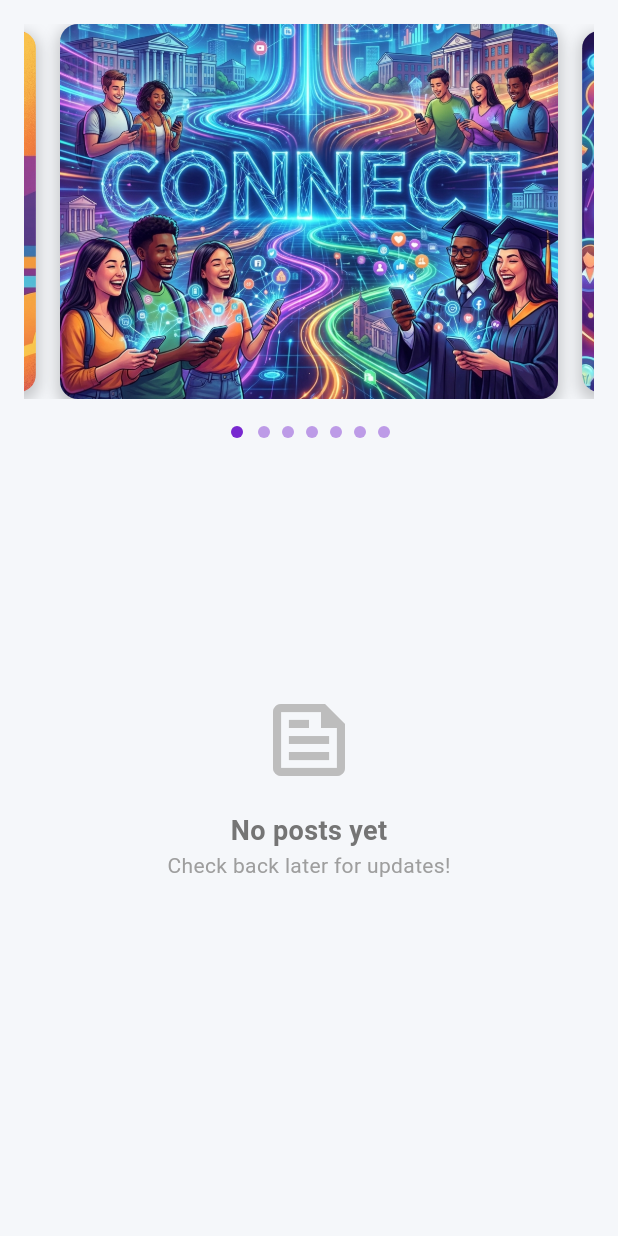
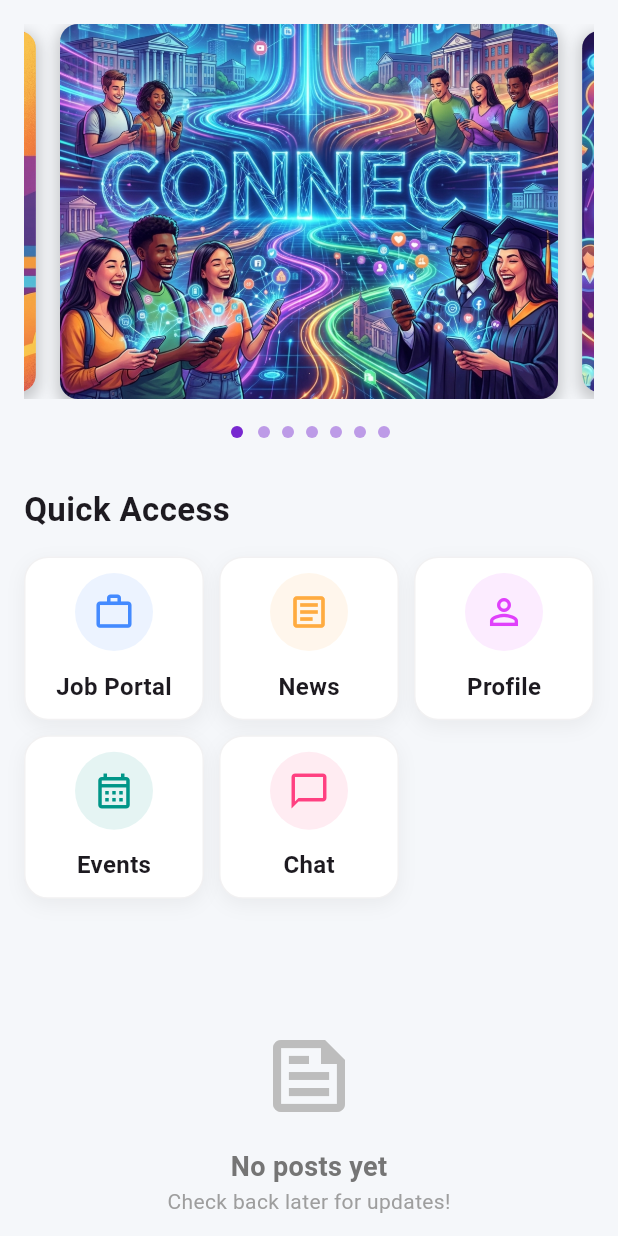
Before and after one commit to JAYASIMMA/ccet_alumini_app, a Flutter app: the FeedTab screen opened directly, on a phone screen of 412 x 824 dp. Run offline on Flutter 3.47's test engine with Material 3 defaults, Android fonts, the phone set to English and light mode, and no system bars; drawn by our look-alikes of carousel_slider; our stand-ins replace auto_size_text, image_picker, shared_preferences; accounts and stored records are empty; network calls fail.

Commit message:
feat: implement FeedTab with carousel banner and quick access grid for navigation

```diff
--- a/lib/screens/tabs/feed_tab.dart
+++ b/lib/screens/tabs/feed_tab.dart
@@ -1,5 +1,10 @@
 import 'package:carousel_slider/carousel_slider.dart';
+import 'package:ccet_alumini_app/screens/secondary/chat_screen.dart';
 import 'package:ccet_alumini_app/screens/secondary/add_post_screen.dart';
+import 'package:ccet_alumini_app/screens/secondary/jobs_screen.dart';
+import 'package:ccet_alumini_app/screens/secondary/news_screen.dart';
+import 'package:ccet_alumini_app/screens/tabs/events_tab.dart';
+import 'package:ccet_alumini_app/screens/tabs/profile_tab.dart';
 import 'package:ccet_alumini_app/services/api_service.dart';
 import 'package:ccet_alumini_app/services/auth_service.dart';
 import 'package:flutter/material.dart';
@@ -48,10 +53,13 @@ class _FeedTabState extends State<FeedTab> {
             onRefresh: _refreshPosts,
             child: ListView.builder(
               padding: const EdgeInsets.all(16),
+              // Carousel(0) (includes Grid), Empty(1) or Posts(1..N).
               itemCount: posts.isEmpty ? 2 : posts.length + 1,
               itemBuilder: (context, index) {
+                // --- 1. Header: Carousel + Quick Access ---
                 if (index == 0) {
                   return Column(
+                    crossAxisAlignment: CrossAxisAlignment.start,
                     children: [
                       CarouselSlider(
                         options: CarouselOptions(
@@ -143,7 +151,93 @@ class _FeedTabState extends State<FeedTab> {
                               );
                             }).toList(),
                       ),
+                      // --- Quick Access Grid (Moved here) ---
+                      const Padding(
+                        padding: EdgeInsets.fromLTRB(0, 24, 0, 16),
+                        child: Text(
+                          "Quick Access",
+                          style: TextStyle(
+                            fontSize: 22,
+                            fontWeight: FontWeight.bold,
+                          ),
+                        ),
+                      ),
+                      GridView.count(
+                        shrinkWrap: true,
+                        physics: const NeverScrollableScrollPhysics(),
+                        crossAxisCount: 3, // Increased to 3 to fit more items
+                        crossAxisSpacing: 10,
+                        mainAxisSpacing: 10,
+                        childAspectRatio: 1.1,
+                        children: [
+                          _buildGridCard(
+                            context,
+                            "Job Portal",
+                            Icons.work_outline,
+                            Colors.blueAccent,
+                            () => Navigator.push(
+                              context,
+                              MaterialPageRoute(
+                                builder: (context) => const JobsScreen(),
+                              ),
+                            ),
+                          ),
+                          _buildGridCard(
+                            context,
+                            "News",
+                            Icons.article_outlined,
+                            Colors.orangeAccent,
+                            () => Navigator.push(
+                              context,
+                              MaterialPageRoute(
+                                builder: (context) => const NewsScreen(),
+                              ),
+                            ),
+                          ),
+                          _buildGridCard(
+                            context,
+                            "Profile",
+                            Icons.person_outline,
+                            Colors.purpleAccent,
+                            // Navigate to ProfileTab (view mode)
+                            () => Navigator.push(
+                              context,
+                              MaterialPageRoute(
+                                builder: (context) =>
+                                    Scaffold(body: ProfileTab()),
+                              ),
+                            ),
+                          ),
+                          _buildGridCard(
+                            context,
+                            "Events",
+                            Icons.calendar_month_outlined,
+                            Colors.teal,
+                            // Navigate to EventsTab
+                            () => Navigator.push(
+                              context,
+                              MaterialPageRoute(
+                                builder: (context) =>
+                                    Scaffold(appBar: null, body: EventsTab()),
+                              ),
+                            ),
+                          ),
+                          _buildGridCard(
+                            context,
+                            "Chat",
+                            Icons.chat_bubble_outline,
+                            Colors.pinkAccent,
+                            () => Navigator.push(
+                              context,
+                              MaterialPageRoute(
+                                builder: (context) => const ChatScreen(),
+                              ),
+                            ),
+                          ),
+                        ],
+                      ),
                       const SizedBox(height: 24),
+
                       if (posts.isNotEmpty)
                         const Padding(
                           padding: EdgeInsets.only(bottom: 16),
@@ -159,9 +253,10 @@ class _FeedTabState extends State<FeedTab> {
                   );
                 }
 
+                // --- 2. Empty State (Index 1) ---
                 if (posts.isEmpty) {
                   return SizedBox(
-                    height: 400, // Fixed height for empty state
+                    height: 250,
                     child: Center(
                       child: Column(
                         mainAxisAlignment: MainAxisAlignment.center,
@@ -190,6 +285,7 @@ class _FeedTabState extends State<FeedTab> {
                   );
                 }
 
+                // --- 4. Post Card (Index 1..N) ---
                 final post = posts[index - 1];
                 return Card(
                   elevation: 2,
@@ -365,4 +461,50 @@ class _FeedTabState extends State<FeedTab> {
           : null,
     );
   }
+
+  Widget _buildGridCard(
+    BuildContext context,
+    String title,
+    IconData icon,
+    Color color,
+    VoidCallback onTap,
+  ) {
+    return GestureDetector(
+      onTap: onTap,
+      child: Container(
+        decoration: BoxDecoration(
+          color: Theme.of(context).cardColor,
+          borderRadius: BorderRadius.circular(16),
+          boxShadow: [
+            BoxShadow(
+              color: Colors.black.withOpacity(0.05),
+              blurRadius: 10,
+              offset: const Offset(0, 4),
+            ),
+          ],
+          border: Border.all(
+            color: Theme.of(context).dividerColor.withOpacity(0.1),
+          ),
+        ),
+        child: Column(
+          mainAxisAlignment: MainAxisAlignment.center,
+          children: [
+            Container(
+              padding: const EdgeInsets.all(12),
+              decoration: BoxDecoration(
+                color: color.withOpacity(0.1),
+                shape: BoxShape.circle,
+              ),
+              child: Icon(icon, color: color, size: 28),
+            ),
+            const SizedBox(height: 12),
+            Text(
+              title,
+              style: const TextStyle(fontWeight: FontWeight.bold, fontSize: 16),
+            ),
+          ],
+        ),
+      ),
+    );
+  }
 }
```
